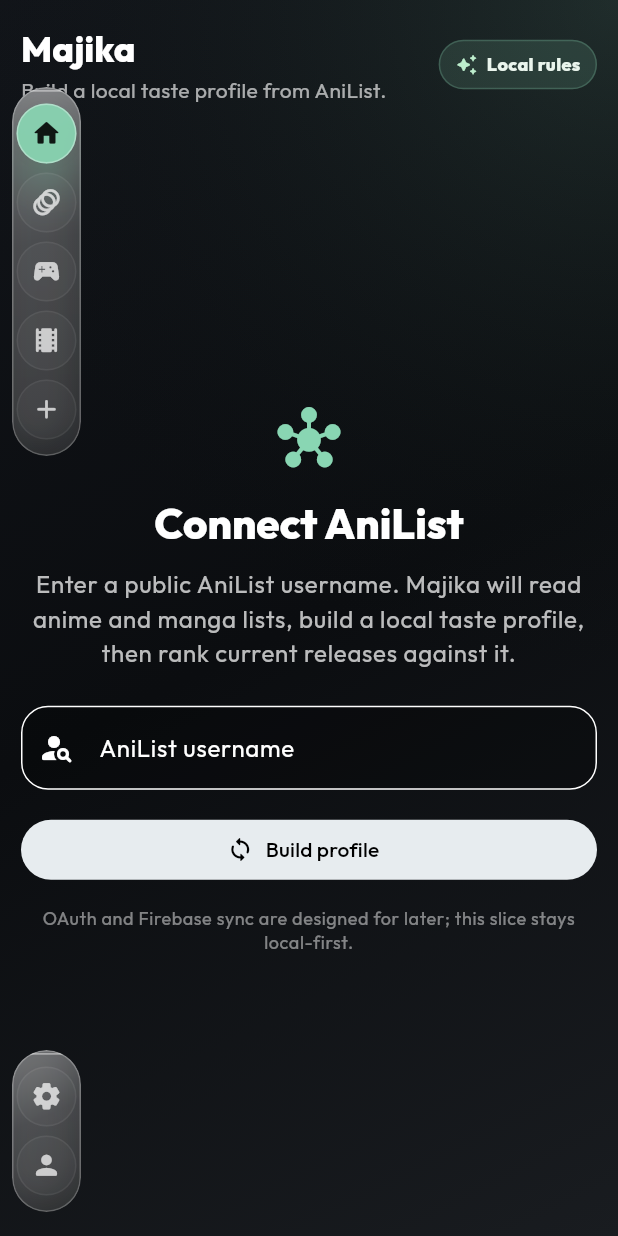
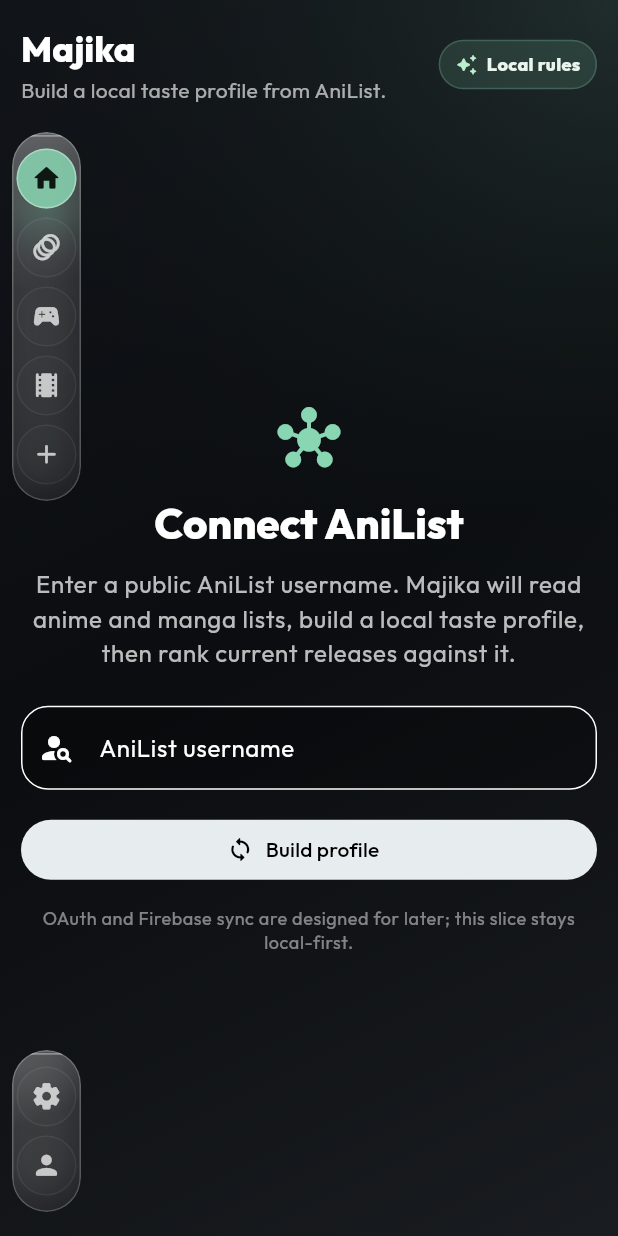
Before and after one commit to khonager/Majika, a Flutter app: the screen it shows after launch, on a phone screen of 412 x 824 dp. Run offline on Flutter 3.47's test engine with Material 3 defaults, Android fonts, the light colour scheme and no system bars; our stand-ins replace google_fonts, shared_preferences; missing offline and left inert: flutter_gemma, lua_dardo; accounts and stored records are empty.

Commit message:
improve glas and size a bit more

```diff
--- a/lib/ui/home/home_screen.dart
+++ b/lib/ui/home/home_screen.dart
@@ -478,7 +478,7 @@
       children: [
         Positioned.fill(child: child),
         Positioned(
-          top: 58,
+          top: 88,
           bottom: 16,
           left: 6,
           child: _MobileLiquidRail(
@@ -1743,12 +1743,12 @@
     return ClipRRect(
       borderRadius: borderRadius,
       child: BackdropFilter(
-        filter: ImageFilter.blur(sigmaX: 30, sigmaY: 30),
+        filter: ImageFilter.blur(sigmaX: 34, sigmaY: 34),
         child: DecoratedBox(
           decoration: BoxDecoration(
-            color: Colors.white.withValues(alpha: 0.14),
+            color: Colors.white.withValues(alpha: 0.08),
             borderRadius: borderRadius,
-            border: Border.all(color: Colors.white.withValues(alpha: 0.26)),
+            border: Border.all(color: Colors.white.withValues(alpha: 0.22)),
             boxShadow: [
               BoxShadow(
                 color: Colors.black.withValues(alpha: 0.36),
@@ -1772,9 +1772,9 @@
                       begin: Alignment.topLeft,
                       end: Alignment.bottomRight,
                       colors: [
-                        Colors.white.withValues(alpha: 0.28),
-                        Colors.white.withValues(alpha: 0.07),
-                        Colors.black.withValues(alpha: 0.08),
+                        Colors.white.withValues(alpha: 0.2),
+                        Colors.white.withValues(alpha: 0.035),
+                        Colors.black.withValues(alpha: 0.05),
                       ],
                       stops: const [0, 0.42, 1],
                     ),
@@ -1788,7 +1788,7 @@
                 height: 1.2,
                 child: DecoratedBox(
                   decoration: BoxDecoration(
-                    color: Colors.white.withValues(alpha: 0.42),
+                    color: Colors.white.withValues(alpha: 0.34),
                     borderRadius: BorderRadius.circular(999),
                   ),
                 ),
@@ -1831,8 +1831,8 @@
           icon: Icon(icon, color: iconColor, size: 21),
           style: IconButton.styleFrom(
             backgroundColor: isActive
-                ? activeColor.withValues(alpha: 0.92)
-                : Colors.white.withValues(alpha: 0.03),
+                ? activeColor.withValues(alpha: 0.84)
+                : Colors.white.withValues(alpha: 0.015),
             fixedSize: const Size(40, 40),
             minimumSize: const Size(40, 40),
             tapTargetSize: MaterialTapTargetSize.shrinkWrap,
```
